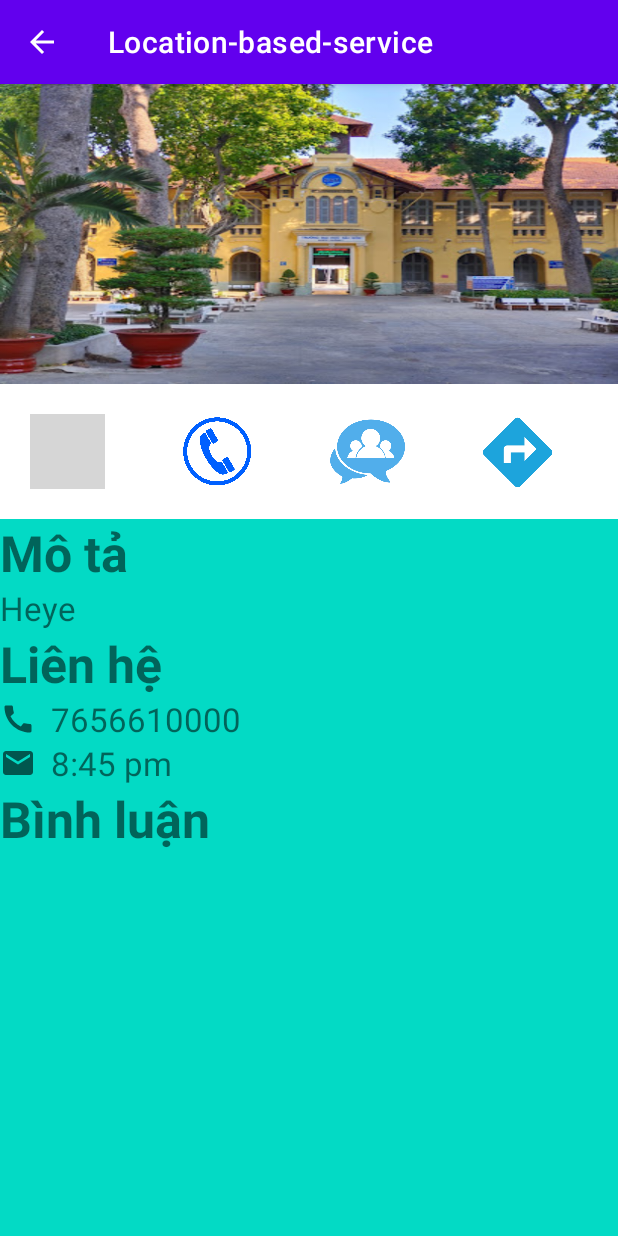
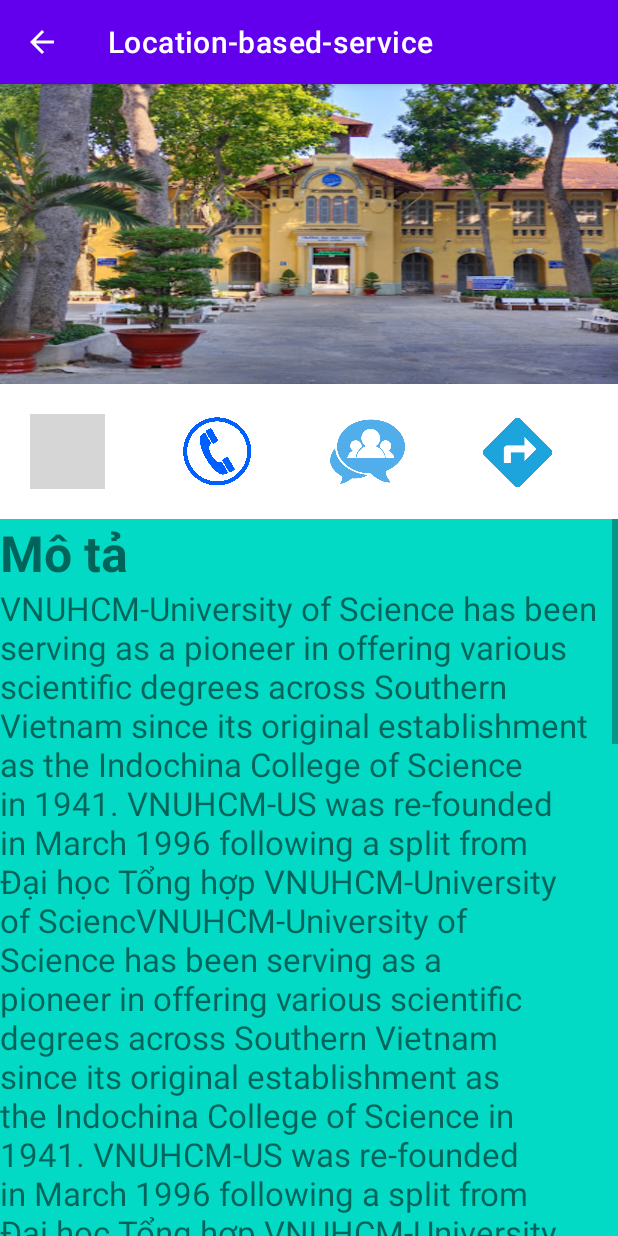
Before and after one commit to QBLong/Location-based-service, an Android app: the screen it shows after launch (Detail_location), after a tap on "Saigon University", on a phone screen of 412 x 824 dp. Run offline under Robolectric (Android 15) with nearby library versions, the light colour scheme and no system bars; our stand-ins replace Firebase (no records; nobody signed in at launch, a user with empty details on screens opened directly); grey boxes are pictures that could not be loaded.

Commit message:
fix, update example 2

```diff
--- a/app/src/main/java/com/example/location_based_service/Detail_location.java
+++ b/app/src/main/java/com/example/location_based_service/Detail_location.java
@@ -4,10 +4,23 @@
 
 import android.content.Intent;
 import android.os.Bundle;
+import android.view.View;
+import android.widget.Button;
+import android.widget.ImageButton;
 import android.widget.ImageView;
+import android.widget.ScrollView;
 import android.widget.TextView;
 
 public class Detail_location extends AppCompatActivity {
+    private TextView tDetail;
+    private TextView tPhone;
+    private TextView tEmail;
+    private ScrollView sc;
+    private ImageView image;
+    private ImageButton bDetail;
+    private ImageButton bContact;
+    private ImageButton bComment;
+
 
     @Override
     protected void onCreate(Bundle savedInstanceState) {
@@ -19,14 +32,48 @@
             String p = intent.getStringExtra("Phone");
             String e = intent.getStringExtra("Email");
             int idImage = intent.getIntExtra("image",R.drawable.a);
-            ImageView image=findViewById(R.id.mainImage);
+            image=findViewById(R.id.mainImage);
             image.setImageResource(idImage);
-            TextView tDetail=findViewById(R.id.in4Description);
+            tDetail=findViewById(R.id.in4Description);
             tDetail.setText(dt);
-            TextView tPhone=findViewById(R.id.in4Phone);
+            tPhone=findViewById(R.id.in4Phone);
             tPhone.setText(p);
-            TextView tEmail=findViewById(R.id.in4Email);
+            tPhone.setFocusable(true);
+            tEmail=findViewById(R.id.in4Email);
             tEmail.setText(e);
+            bDetail=findViewById(R.id.detail);
+            bContact=findViewById(R.id.contact);
+            bComment=findViewById(R.id.comment);
+            sc=findViewById((R.id.scrollView));
+        }
+    }
+    public void onClick(View v){
+        if (v==bDetail){
+            sc.post(new Runnable() {
+                @Override
+                public void run() {
+                    TextView a=findViewById(R.id.textDetail);
+                    sc.scrollTo(0, (int)a.getY());;
+                }
+            });
+        }
+        if (v==bContact){
+            sc.post(new Runnable() {
+                @Override
+                public void run() {
+                    TextView a=findViewById(R.id.textContact);
+                    sc.scrollTo(0, (int)a.getY());;
+                }
+            });
+        }
+        if (v==bComment){
+            sc.post(new Runnable() {
+                @Override
+                public void run() {
+                    TextView a=findViewById(R.id.textComent);
+                    sc.scrollTo(0, (int)a.getY());;
+                }
+            });
         }
     }
 }
--- a/app/src/main/java/com/example/location_based_service/MainActivity.java
+++ b/app/src/main/java/com/example/location_based_service/MainActivity.java
@@ -6,6 +6,7 @@
 import androidx.recyclerview.widget.LinearLayoutManager;
 import androidx.recyclerview.widget.RecyclerView;
 
+import android.content.res.Resources;
 import android.graphics.Bitmap;
 import android.graphics.BitmapFactory;
 import android.os.Bundle;
@@ -23,7 +24,7 @@
     protected int[] CimageId={R.drawable.a, R.drawable.b, R.drawable.c};
     protected String[] Cname={"Saigon University", "NOWZONE Fashion Mall", "Pizza 4P's Vo Van Kiet"};
     protected double[][] Ccoop={{10.7596667, 106.6807954}, {10.7596667, 106.6807954}, {10.7596667, 106.6807954}};
-    protected String[] Cdetail={"Heye","Supp","Let's Catchup"};
+    protected String[] Cdetail={"hello","Supp","Let's Catchup"};
     protected String[] Cemail={"8:45 pm","9:00 am","7:34 pm"};
     protected String[] CphoneNo= {"7656610000","9999043232","7834354323"};
 
@@ -33,7 +34,7 @@
         super.onCreate(savedInstanceState);
         setContentView(R.layout.activity_main);
 
-
+        Cdetail[0]=getString(R.string.detail);
         // Setup recyclerview
         RecyclerView locationListView = (RecyclerView) findViewById(R.id.location_list);
         LocationListAdapter adapter=new LocationListAdapter(this);
@@ -60,4 +61,7 @@
         }
         return res;
     }
+
+    public void onClick(View view) {
+    }
 }
--- a/app/src/main/res/layout/activity_detail_location.xml
+++ b/app/src/main/res/layout/activity_detail_location.xml
@@ -20,39 +20,49 @@
         android:orientation="horizontal"
         android:padding="20dp"
         android:background="@color/white">
+
         <ImageButton
+            android:id="@+id/detail"
             android:layout_width="50dp"
             android:layout_height="50dp"
             android:layout_marginEnd="50dp"
+            android:adjustViewBounds="true"
+            android:background="@color/white"
+            android:onClick="onClick"
             android:scaleType="fitCenter"
-            android:adjustViewBounds="true"
-            android:src="@drawable/i"
-            android:background="@color/white"/>
+            android:src="@drawable/i" />
+
         <ImageButton
+            android:id="@+id/contact"
             android:layout_width="50dp"
             android:layout_height="50dp"
             android:layout_marginEnd="50dp"
+            android:adjustViewBounds="true"
+            android:background="@color/white"
+            android:onClick="onClick"
             android:scaleType="fitCenter"
-            android:adjustViewBounds="true"
-            android:src="@drawable/ca"
-            android:background="@color/white"/>
+            android:src="@drawable/ca" />
+
         <ImageButton
+            android:id="@+id/comment"
             android:layout_width="50dp"
             android:layout_height="50dp"
             android:layout_marginEnd="50dp"
+            android:adjustViewBounds="true"
+            android:background="@color/white"
+            android:onClick="onClick"
             android:scaleType="fitCenter"
-            android:adjustViewBounds="true"
-            android:src="@drawable/chat"
-            android:background="@color/white"/>
+            android:src="@drawable/chat" />
 
         <ImageButton
             android:layout_width="50dp"
             android:layout_height="50dp"
             android:layout_marginEnd="50dp"
+            android:adjustViewBounds="true"
+            android:background="@color/white"
+            android:onClick="onClick"
             android:scaleType="fitCenter"
-            android:adjustViewBounds="true"
-            android:src="@drawable/dire"
-            android:background="@color/white"/>
+            android:src="@drawable/dire" />
     </LinearLayout>
 
     <ScrollView
@@ -71,6 +81,7 @@
                 android:layout_height="wrap_content"
                 android:textStyle="bold"
                 android:textSize="15pt"
+                android:id="@+id/textDetail"
                 android:text="@string/feature_in4" />
 
             <TextView
@@ -84,6 +95,7 @@
             <TextView
                 android:layout_width="match_parent"
                 android:layout_height="wrap_content"
+                android:id="@+id/textContact"
                 android:text="@string/feature_contact"
                 android:textSize="15pt"
                 android:textStyle="bold" />
@@ -105,6 +117,7 @@
             <TextView
                 android:layout_width="match_parent"
                 android:layout_height="wrap_content"
+                android:id="@+id/textComent"
                 android:text="@string/feature_comment"
                 android:textSize="15pt"
                 android:textStyle="bold" />
```
